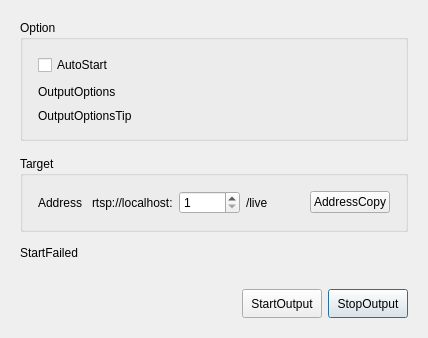
Before: the Qt Designer form rtsp_properties.ui in iamscottxu/obs-rtspserver, drawn with Qt 5.
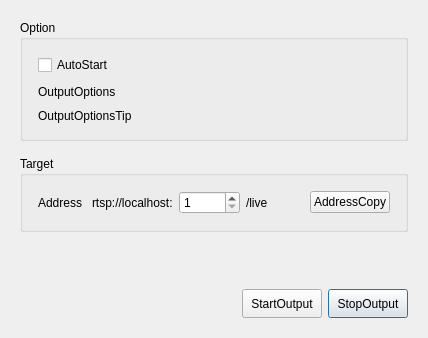
After: the same form once the commit is applied.

Patch:
```diff
--- a/rtsp_properties.ui
+++ b/rtsp_properties.ui
@@ -7,7 +7,7 @@
     <x>0</x>
     <y>0</y>
     <width>428</width>
-    <height>332</height>
+    <height>334</height>
    </rect>
   </property>
   <property name="sizePolicy">
@@ -264,8 +264,8 @@
           <height>0</height>
          </size>
         </property>
-        <property name="text">
-         <string>StartFailed</string>
+        <property name="styleSheet">
+         <string notr="true">QLabel { color : red; }</string>
         </property>
         <property name="margin">
          <number>0</number>
```
